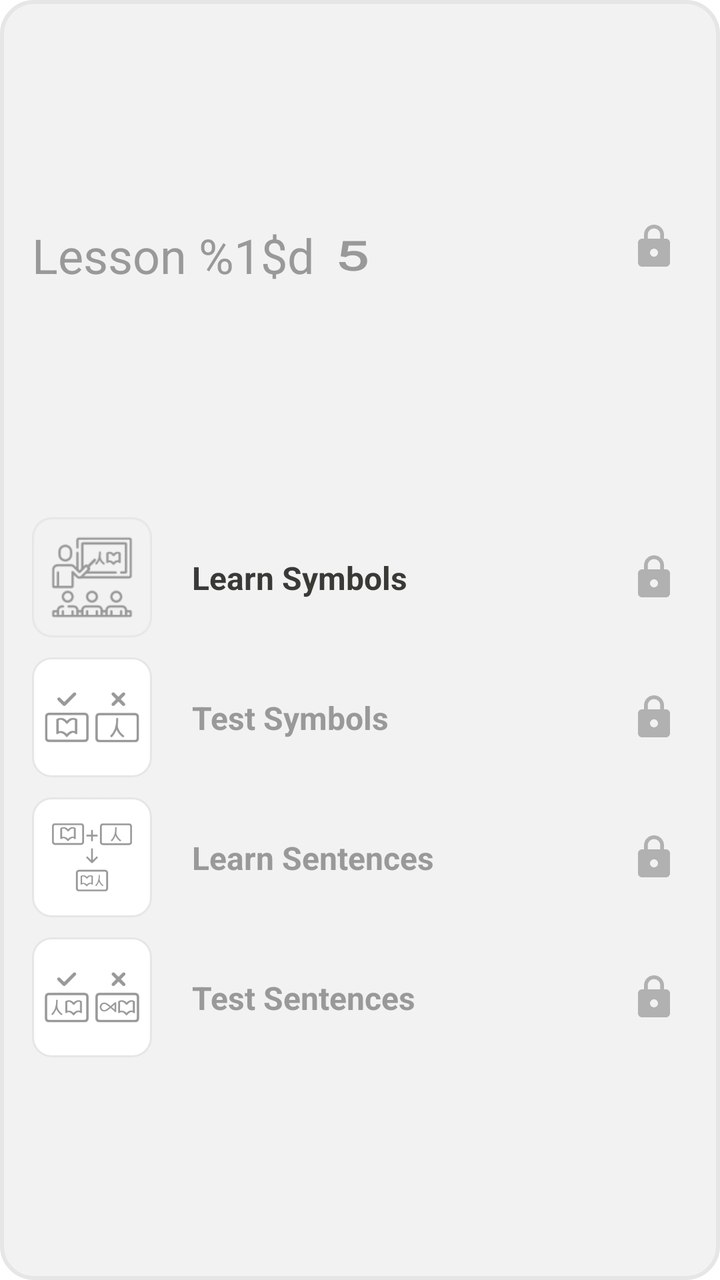
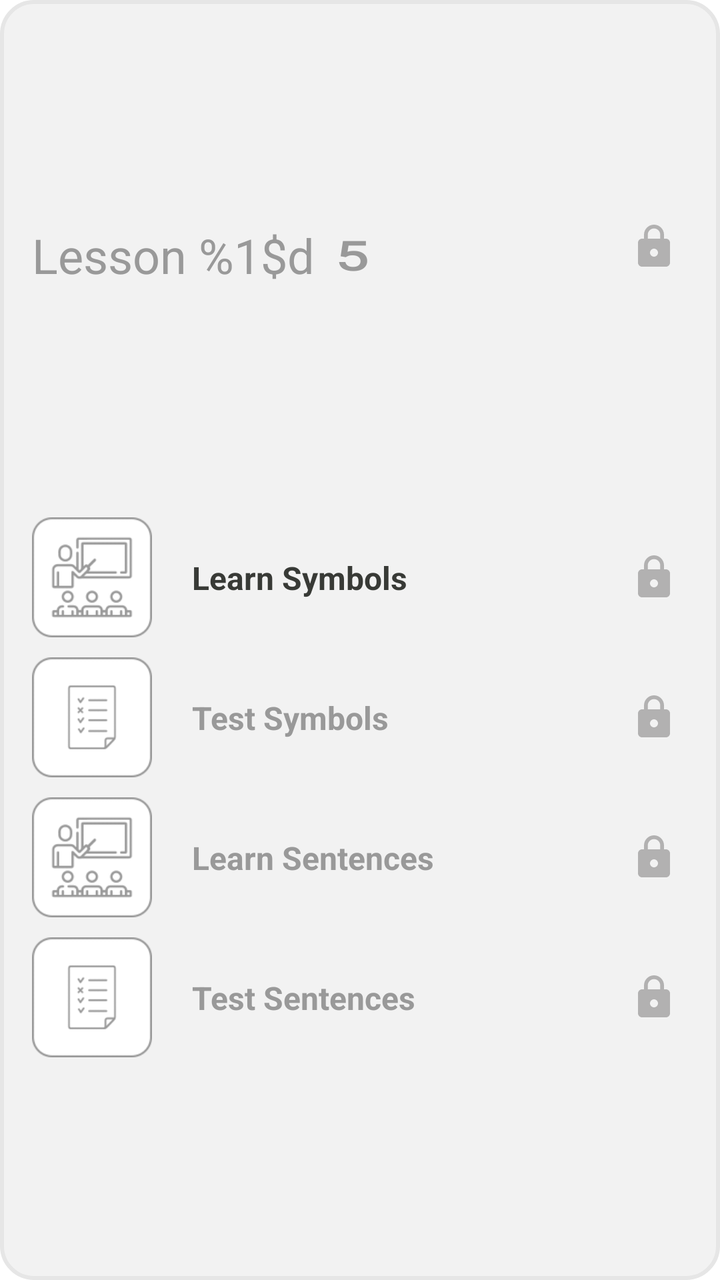

Two renders of the same Android screen: before a commit and after it. Below are the layout's source before the change and the commit's diff.
<!-- AndroidManifest.xml: application theme Theme.SUN -->
<!-- res/layout/item_lesson.xml -->
<?xml version="1.0" encoding="utf-8"?>
<androidx.constraintlayout.widget.ConstraintLayout
    xmlns:android="http://schemas.android.com/apk/res/android"
    xmlns:app="http://schemas.android.com/apk/res-auto"
    android:layout_width="match_parent"
    android:layout_height="wrap_content"
    android:background="@drawable/background_lesson"
    android:layout_marginTop="@dimen/_10dp"
    android:padding="@dimen/_16dp">

    <LinearLayout
        android:id="@+id/header"
        android:layout_width="match_parent"
        android:layout_height="wrap_content"
        android:orientation="horizontal"
        app:layout_constraintBottom_toTopOf="@id/rooms"
        app:layout_constraintStart_toStartOf="parent"
        app:layout_constraintTop_toTopOf="parent">

        <LinearLayout
            android:layout_width="0dp"
            android:layout_height="wrap_content"
            android:layout_weight="1"
            android:orientation="horizontal">

            <TextView
                android:id="@+id/lesson_name"
                android:layout_width="wrap_content"
                android:layout_height="wrap_content"
                android:gravity="start"
                android:maxLines="1"
                android:text="@string/lesson_name"
                android:textColor="@color/selector_lesson_text"
                android:textSize="@dimen/_24sp"
                android:textStyle="normal"
                />

            <TextView
                android:id="@+id/lesson_tally"
                android:layout_width="wrap_content"
                android:layout_height="wrap_content"
                android:layout_gravity="center"
                android:maxLines="1"
                android:layout_marginStart="@dimen/_10dp"
                android:text="@string/tally_example"
                android:textColor="@color/selector_lesson_text"
                android:textSize="@dimen/_20sp"
                android:textStyle="bold"
                android:textScaleX="1.5"
                android:fontFamily="@font/tally"/>
        </LinearLayout>

        <LinearLayout
            android:id="@+id/lesson_status_container"
            android:layout_width="wrap_content"
            android:layout_height="wrap_content">

            <ImageView
                android:id="@+id/lesson_status"
                android:layout_width="wrap_content"
                android:layout_height="wrap_content"
                android:src="@drawable/selector_lesson"
                android:layout_marginEnd="@dimen/_5dp" />

            <com.google.android.material.progressindicator.CircularProgressIndicator
                android:id="@+id/lesson_progress"
                android:layout_width="wrap_content"
                android:layout_height="wrap_content"
                app:indicatorSize="@dimen/_25dp"
                app:indicatorColor="@color/primary"
                app:trackColor="@color/primary_light"
                app:trackThickness="@dimen/_2dp"
                android:visibility="gone" />
        </LinearLayout>
    </LinearLayout>

    <LinearLayout
        android:id="@+id/rooms"
        android:layout_width="match_parent"
        android:layout_height="wrap_content"
        android:orientation="vertical"
        android:visibility="visible"
        app:layout_constraintTop_toBottomOf="@id/header"
        app:layout_constraintStart_toStartOf="parent"
        app:layout_constraintEnd_toEndOf="parent"
        app:layout_constraintBottom_toBottomOf="parent"
        android:layout_marginTop="@dimen/_20dp">

        <androidx.constraintlayout.widget.ConstraintLayout
            android:id="@+id/learn_symbols"
            android:layout_width="match_parent"
            android:layout_height="wrap_content">

            <ImageView
                android:id="@+id/learn_symbols_image"
                android:layout_width="@dimen/_60dp"
                android:layout_height="wrap_content"
                android:adjustViewBounds="true"
                android:src="@drawable/selector_learn_symbols"
                app:layout_constraintStart_toStartOf="parent"
                app:layout_constraintTop_toTopOf="parent"
                app:layout_constraintBottom_toBottomOf="parent" />

            <TextView
                android:id="@+id/learn_symbols_text"
                android:layout_width="wrap_content"
                android:layout_height="wrap_content"
                android:text="@string/learn_symbols"
                android:textSize="@dimen/_16sp"
                android:textColor="@color/dark_gray"
                android:textStyle="bold"
                android:layout_marginStart="@dimen/_20dp"
                app:layout_constraintStart_toEndOf="@id/learn_symbols_image"
                app:layout_constraintTop_toTopOf="parent"
                app:layout_constraintBottom_toBottomOf="parent"/>

            <ImageView
                android:id="@+id/learn_symbols_status"
                android:layout_width="wrap_content"
                android:layout_height="wrap_content"
                android:src="@drawable/selector_lesson"
                android:layout_marginEnd="@dimen/_5dp"
                app:layout_constraintEnd_toEndOf="parent"
                app:layout_constraintTop_toTopOf="parent"
                app:layout_constraintBottom_toBottomOf="parent"/>

            <com.google.android.material.progressindicator.CircularProgressIndicator
                android:id="@+id/learn_symbols_progress"
                android:layout_width="wrap_content"
                android:layout_height="wrap_content"
                app:indicatorSize="@dimen/_25dp"
                app:indicatorColor="@color/primary"
                app:trackColor="@color/primary_light"
                app:trackThickness="@dimen/_2dp"
                android:visibility="gone"
                app:layout_constraintEnd_toEndOf="parent"
                app:layout_constraintTop_toTopOf="parent"
                app:layout_constraintBottom_toBottomOf="parent"/>
        </androidx.constraintlayout.widget.ConstraintLayout>

        <androidx.constraintlayout.widget.ConstraintLayout
            android:id="@+id/test_symbols"
            android:layout_width="match_parent"
            android:layout_height="wrap_content"
            android:layout_marginTop="@dimen/_10dp">

            <ImageView
                android:id="@+id/test_symbols_image"
                android:layout_width="@dimen/_60dp"
                android:layout_height="wrap_content"
                android:adjustViewBounds="true"
                android:src="@drawable/selector_symbols_test"
                app:layout_constraintStart_toStartOf="parent"
                app:layout_constraintTop_toTopOf="parent"
                app:layout_constraintBottom_toBottomOf="parent" />

            <TextView
                android:id="@+id/test_symbols_text"
                android:layout_width="wrap_content"
                android:layout_height="wrap_content"
                android:text="@string/test_symbols"
                android:textSize="@dimen/_16sp"
                android:textColor="@color/selector_lesson_text"
                android:textStyle="bold"
                android:layout_marginStart="@dimen/_20dp"
                app:layout_constraintStart_toEndOf="@id/test_symbols_image"
                app:layout_constraintTop_toTopOf="parent"
                app:layout_constraintBottom_toBottomOf="parent"/>

            <ImageView
                android:id="@+id/test_symbols_status"
                android:layout_width="wrap_content"
                android:layout_height="wrap_content"
                android:src="@drawable/selector_lesson"
                android:layout_marginEnd="@dimen/_5dp"
                app:layout_constraintEnd_toEndOf="parent"
                app:layout_constraintTop_toTopOf="parent"
                app:layout_constraintBottom_toBottomOf="parent"/>

            <com.google.android.material.progressindicator.CircularProgressIndicator
                android:id="@+id/test_symbols_progress"
                android:layout_width="wrap_content"
                android:layout_height="wrap_content"
                app:indicatorSize="@dimen/_25dp"
                app:indicatorColor="@color/primary"
                app:trackColor="@color/primary_light"
                app:trackThickness="@dimen/_2dp"
                android:visibility="gone"
                app:layout_constraintEnd_toEndOf="parent"
                app:layout_constraintTop_toTopOf="parent"
                app:layout_constraintBottom_toBottomOf="parent"/>
        </androidx.constraintlayout.widget.ConstraintLayout>

        <androidx.constraintlayout.widget.ConstraintLayout
            android:id="@+id/learn_sentences"
            android:layout_width="match_parent"
            android:layout_height="wrap_content"
            android:layout_marginTop="@dimen/_10dp">

            <ImageView
                android:id="@+id/learn_sentences_image"
                android:layout_width="@dimen/_60dp"
                android:layout_height="wrap_content"
                android:adjustViewBounds="true"
                android:src="@drawable/selector_learn_sentences"
                app:layout_constraintStart_toStartOf="parent"
                app:layout_constraintTop_toTopOf="parent"
                app:layout_constraintBottom_toBottomOf="parent" />

            <TextView
                android:id="@+id/learn_sentences_text"
                android:layout_width="wrap_content"
                android:layout_height="wrap_content"
                android:text="@string/learn_sentences"
                android:textSize="@dimen/_16sp"
                android:textColor="@color/selector_lesson_text"
                android:textStyle="bold"
                android:layout_marginStart="@dimen/_20dp"
                app:layout_constraintStart_toEndOf="@id/learn_sentences_image"
                app:layout_constraintTop_toTopOf="parent"
                app:layout_constraintBottom_toBottomOf="parent"/>

            <ImageView
                android:id="@+id/learn_sentences_status"
                android:layout_width="wrap_content"
                android:layout_height="wrap_content"
                android:src="@drawable/selector_lesson"
                android:layout_marginEnd="@dimen/_5dp"
                app:layout_constraintEnd_toEndOf="parent"
                app:layout_constraintTop_toTopOf="parent"
                app:layout_constraintBottom_toBottomOf="parent"/>

            <com.google.android.material.progressindicator.CircularProgressIndicator
                android:id="@+id/learn_sentences_progress"
                android:layout_width="wrap_content"
                android:layout_height="wrap_content"
                app:indicatorSize="@dimen/_25dp"
                app:indicatorColor="@color/primary"
                app:trackColor="@color/primary_light"
                app:trackThickness="@dimen/_2dp"
                android:visibility="gone"
                app:layout_constraintEnd_toEndOf="parent"
                app:layout_constraintTop_toTopOf="parent"
                app:layout_constraintBottom_toBottomOf="parent"/>
        </androidx.constraintlayout.widget.ConstraintLayout>

        <androidx.constraintlayout.widget.ConstraintLayout
            android:id="@+id/test_sentences"
            android:layout_width="match_parent"
            android:layout_height="wrap_content"
            android:layout_marginTop="@dimen/_10dp">

            <ImageView
                android:id="@+id/test_sentences_image"
                android:layout_width="@dimen/_60dp"
                android:layout_height="wrap_content"
                android:adjustViewBounds="true"
                android:src="@drawable/selector_test_sentences"
                app:layout_constraintStart_toStartOf="parent"
                app:layout_constraintTop_toTopOf="parent"
                app:layout_constraintBottom_toBottomOf="parent" />

            <TextView
                android:id="@+id/test_sentences_text"
                android:layout_width="wrap_content"
                android:layout_height="wrap_content"
                android:text="@string/test_sentences"
                android:textSize="@dimen/_16sp"
                android:textColor="@color/selector_lesson_text"
                android:textStyle="bold"
                android:layout_marginStart="@dimen/_20dp"
                app:layout_constraintStart_toEndOf="@id/test_sentences_image"
                app:layout_constraintTop_toTopOf="parent"
                app:layout_constraintBottom_toBottomOf="parent"/>

            <ImageView
                android:id="@+id/test_sentences_status"
                android:layout_width="wrap_content"
                android:layout_height="wrap_content"
                android:src="@drawable/selector_lesson"
                android:layout_marginEnd="@dimen/_5dp"
                app:layout_constraintEnd_toEndOf="parent"
                app:layout_constraintTop_toTopOf="parent"
                app:layout_constraintBottom_toBottomOf="parent"/>

            <com.google.android.material.progressindicator.CircularProgressIndicator
                android:id="@+id/test_sentences_progress"
                android:layout_width="wrap_content"
                android:layout_height="wrap_content"
                app:indicatorSize="@dimen/_25dp"
                app:indicatorColor="@color/primary"
                app:trackColor="@color/primary_light"
                app:trackThickness="@dimen/_2dp"
                android:visibility="gone"
                app:layout_constraintEnd_toEndOf="parent"
                app:layout_constraintTop_toTopOf="parent"
                app:layout_constraintBottom_toBottomOf="parent"/>
        </androidx.constraintlayout.widget.ConstraintLayout>

    </LinearLayout>

</androidx.constraintlayout.widget.ConstraintLayout>
<!-- resources referenced by this layout -->
<resources>
  <color name="dark_gray">#383A36</color>
  <color name="primary">#49BAFF</color>
  <color name="primary_light">#4D49BAFF</color>
  <dimen name="_10dp">10dp</dimen>
  <dimen name="_16dp">16dp</dimen>
  <dimen name="_16sp">16sp</dimen>
  <dimen name="_20dp">20dp</dimen>
  <dimen name="_20sp">20sp</dimen>
  <dimen name="_24sp">24sp</dimen>
  <dimen name="_25dp">25dp</dimen>
  <dimen name="_2dp">2dp</dimen>
  <dimen name="_5dp">5dp</dimen>
  <dimen name="_60dp">60dp</dimen>
  <!-- drawable background_lesson (drawable) -->
  <?xml version="1.0" encoding="utf-8"?>
  <selector xmlns:android="http://schemas.android.com/apk/res/android">
      <item android:drawable="@drawable/background_select" android:state_selected="true" />
      <item android:drawable="@drawable/background_card"  />
  </selector>
  <!-- drawable selector_learn_sentences (drawable) -->
  <?xml version="1.0" encoding="utf-8"?>
  <selector xmlns:android="http://schemas.android.com/apk/res/android">
      <item android:drawable="@drawable/ic_learn_sentences" android:state_activated="true" />
      <item android:drawable="@drawable/ic_learn_sentences_disabled" />
  </selector>
  <!-- drawable selector_learn_symbols (drawable) -->
  <?xml version="1.0" encoding="utf-8"?>
  <selector xmlns:android="http://schemas.android.com/apk/res/android">
      <item android:drawable="@drawable/ic_learn_symbols" android:state_activated="true" />
      <item android:drawable="@drawable/ic_learn_symbols_disabled" />
  </selector>
  <!-- drawable selector_lesson (drawable) -->
  <?xml version="1.0" encoding="utf-8"?>
  <selector xmlns:android="http://schemas.android.com/apk/res/android">
      <item android:drawable="@drawable/ic_check_circle_24" android:state_activated="true" />
      <item android:drawable="@drawable/ic_lock_24"/>
  </selector>
  <!-- drawable selector_symbols_test (drawable) -->
  <?xml version="1.0" encoding="utf-8"?>
  <selector xmlns:android="http://schemas.android.com/apk/res/android">
      <item android:drawable="@drawable/ic_test" android:state_activated="true" />
      <item android:drawable="@drawable/ic_test_disabled" />
  </selector>
  <!-- drawable selector_test_sentences (drawable) -->
  <?xml version="1.0" encoding="utf-8"?>
  <selector xmlns:android="http://schemas.android.com/apk/res/android">
      <item android:drawable="@drawable/ic_test_sentences" android:state_activated="true" />
      <item android:drawable="@drawable/ic_test_sentences_disabled" />
  </selector>
  <string name="learn_sentences">Learn Sentences</string>
  <string name="learn_symbols">Learn Symbols</string>
  <string name="lesson_name">Lesson %1$d</string>
  <string name="tally_example" translatable="false">5</string>
  <string name="test_sentences">Test Sentences</string>
  <string name="test_symbols">Test Symbols</string>
  <style name="Theme.SUN" parent="Base.Theme.SUN" />
  <!-- drawable ic_learn_sentences: png bitmap (drawable, 10118 bytes) -->
  <!-- drawable ic_learn_sentences_disabled: png bitmap (drawable, 8587 bytes) -->
  <!-- drawable ic_learn_symbols: png bitmap (drawable, 15381 bytes) -->
  <!-- drawable ic_learn_symbols_disabled: png bitmap (drawable, 7004 bytes) -->
  <!-- drawable ic_test: png bitmap (drawable, 9715 bytes) -->
  <!-- drawable ic_test_disabled: png bitmap (drawable, 8162 bytes) -->
  <!-- drawable ic_test_sentences: png bitmap (drawable, 11494 bytes) -->
  <!-- drawable ic_test_sentences_disabled: png bitmap (drawable, 9725 bytes) -->
  <color name="primary_lighter">#3349BAFF</color>
  <color name="gray">#E6E6E6</color>
  <color name="light_gray">#F2F2F2</color>
  <color name="primary_dark">#004874</color>
  <color name="accent">#00C78E</color>
  <color name="white">#FFFFFFFF</color>
  <!-- unchanged entries left out for length: 5 -->
</resources>

<!-- the commit's change to res/layout/item_lesson.xml (unified diff, before → after) -->
@@ -202,7 +202,7 @@
                 android:layout_width="@dimen/_60dp"
                 android:layout_height="wrap_content"
                 android:adjustViewBounds="true"
-                android:src="@drawable/selector_learn_sentences"
+                android:src="@drawable/selector_learn_symbols"
                 app:layout_constraintStart_toStartOf="parent"
                 app:layout_constraintTop_toTopOf="parent"
                 app:layout_constraintBottom_toBottomOf="parent" />
@@ -255,7 +255,7 @@
                 android:layout_width="@dimen/_60dp"
                 android:layout_height="wrap_content"
                 android:adjustViewBounds="true"
-                android:src="@drawable/selector_test_sentences"
+                android:src="@drawable/selector_symbols_test"
                 app:layout_constraintStart_toStartOf="parent"
                 app:layout_constraintTop_toTopOf="parent"
                 app:layout_constraintBottom_toBottomOf="parent" />
<!-- resource entries referenced after the edit -->
@@ -19,17 +19,11 @@
       <item android:drawable="@drawable/background_select" android:state_selected="true" />
       <item android:drawable="@drawable/background_card"  />
   </selector>
-  <!-- drawable selector_learn_sentences (drawable) -->
-  <?xml version="1.0" encoding="utf-8"?>
-  <selector xmlns:android="http://schemas.android.com/apk/res/android">
-      <item android:drawable="@drawable/ic_learn_sentences" android:state_activated="true" />
-      <item android:drawable="@drawable/ic_learn_sentences_disabled" />
-  </selector>
   <!-- drawable selector_learn_symbols (drawable) -->
   <?xml version="1.0" encoding="utf-8"?>
   <selector xmlns:android="http://schemas.android.com/apk/res/android">
-      <item android:drawable="@drawable/ic_learn_symbols" android:state_activated="true" />
-      <item android:drawable="@drawable/ic_learn_symbols_disabled" />
+      <item android:drawable="@drawable/ic_learn" android:state_activated="true" />
+      <item android:drawable="@drawable/ic_learn_disabled" />
   </selector>
   <!-- drawable selector_lesson (drawable) -->
   <?xml version="1.0" encoding="utf-8"?>
@@ -43,12 +37,6 @@
       <item android:drawable="@drawable/ic_test" android:state_activated="true" />
       <item android:drawable="@drawable/ic_test_disabled" />
   </selector>
-  <!-- drawable selector_test_sentences (drawable) -->
-  <?xml version="1.0" encoding="utf-8"?>
-  <selector xmlns:android="http://schemas.android.com/apk/res/android">
-      <item android:drawable="@drawable/ic_test_sentences" android:state_activated="true" />
-      <item android:drawable="@drawable/ic_test_sentences_disabled" />
-  </selector>
   <string name="learn_sentences">Learn Sentences</string>
   <string name="learn_symbols">Learn Symbols</string>
   <string name="lesson_name">Lesson %1$d</string>
@@ -56,14 +44,10 @@
   <string name="test_sentences">Test Sentences</string>
   <string name="test_symbols">Test Symbols</string>
   <style name="Theme.SUN" parent="Base.Theme.SUN" />
-  <!-- drawable ic_learn_sentences: png bitmap (drawable, 10118 bytes) -->
-  <!-- drawable ic_learn_sentences_disabled: png bitmap (drawable, 8587 bytes) -->
-  <!-- drawable ic_learn_symbols: png bitmap (drawable, 15381 bytes) -->
-  <!-- drawable ic_learn_symbols_disabled: png bitmap (drawable, 7004 bytes) -->
-  <!-- drawable ic_test: png bitmap (drawable, 9715 bytes) -->
-  <!-- drawable ic_test_disabled: png bitmap (drawable, 8162 bytes) -->
-  <!-- drawable ic_test_sentences: png bitmap (drawable, 11494 bytes) -->
-  <!-- drawable ic_test_sentences_disabled: png bitmap (drawable, 9725 bytes) -->
+  <!-- drawable ic_learn: png bitmap (drawable, 6888 bytes) -->
+  <!-- drawable ic_learn_disabled: png bitmap (drawable, 5852 bytes) -->
+  <!-- drawable ic_test: png bitmap (drawable, 3788 bytes) -->
+  <!-- drawable ic_test_disabled: png bitmap (drawable, 3390 bytes) -->
   <color name="primary_lighter">#3349BAFF</color>
   <color name="gray">#E6E6E6</color>
   <color name="light_gray">#F2F2F2</color>
